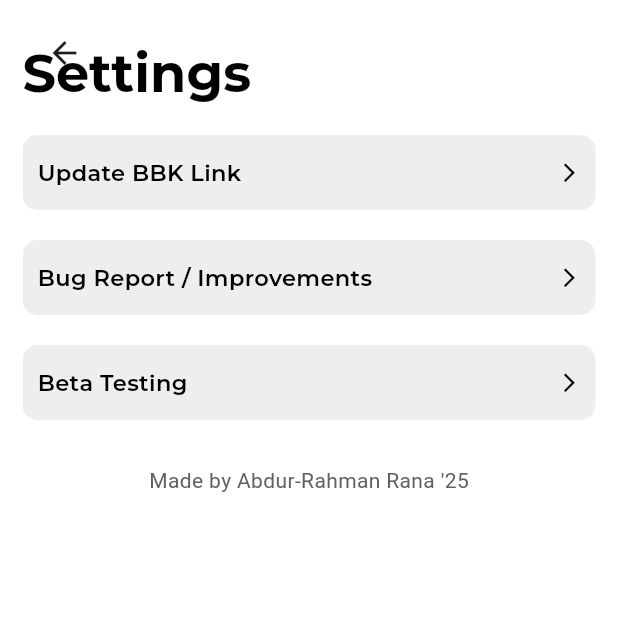
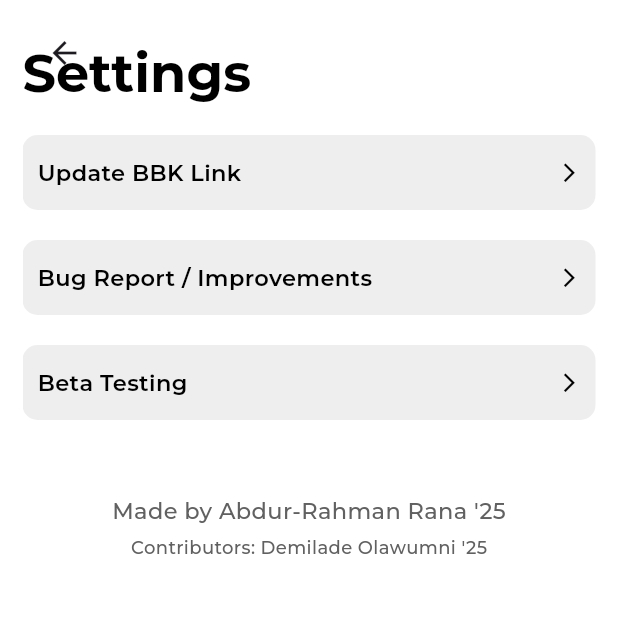
Before and after one commit to arrana16/connect-ed, a Flutter app: the SettingScreen screen opened directly, on a phone screen of 412 x 824 dp, the top half of it. Run offline on Flutter 3.47's test engine with Material 3 defaults, Android fonts, the phone set to English and light mode, and no system bars; our stand-ins replace custom_navigation_bar, shared_preferences, timezone, webview_flutter; missing offline and left inert: icalendar_parser; accounts and stored records are empty; project files that could hold a hidden picture were left out.

Commit message:
Added Dem to credits

```diff
--- a/lib/main.dart
+++ b/lib/main.dart
@@ -16,11 +16,10 @@ void main() async {
   String? appearanceSetting = prefs.getString('AppearanceSetting');
   appearanceSetting = appearanceSetting ?? "system";
   tz.initializeTimeZones();
-  SystemChrome.setPreferredOrientations([
-    DeviceOrientation.portraitUp
-  ]).then((value) => runApp(
-      // MaterialApp(home: setup == "complete" ? const ACapp() : const WelcomeScreen())));
-      MaterialApp(home: WelcomeScreen())));
+  SystemChrome.setPreferredOrientations([DeviceOrientation.portraitUp]).then(
+      (value) => runApp(MaterialApp(
+          home: setup == "complete" ? const ACapp() : const WelcomeScreen())));
+  // MaterialApp(home: WelcomeScreen())));
 }
 
 class ACapp extends StatefulWidget {
--- a/lib/screens/main/settings/SettingScreen.dart
+++ b/lib/screens/main/settings/SettingScreen.dart
@@ -169,11 +169,26 @@ class _SettingScreenState extends State<SettingScreen> {
                     )),
               ),
             ),
-            const SliverPadding(padding: EdgeInsets.only(top: 30)),
+            const SliverPadding(padding: EdgeInsets.only(top: 50)),
             SliverToBoxAdapter(
               child: Center(
-                child: Text("Made by Abdur-Rahman Rana '25",
-                    style: TextStyle(color: secondaryTextColor)),
+                child: Column(
+                  children: [
+                    Text("Made by Abdur-Rahman Rana '25",
+                        style: TextStyle(
+                            color: secondaryTextColor,
+                            fontFamily: "Montserrat",
+                            fontWeight: FontWeight.w500,
+                            fontSize: 15)),
+                    SizedBox(height: 5),
+                    Text("Contributors: Demilade Olawumni '25",
+                        style: TextStyle(
+                            color: secondaryTextColor,
+                            fontFamily: "Montserrat",
+                            fontSize: 12,
+                            fontWeight: FontWeight.w400)),
+                  ],
+                ),
               ),
             ),
           ],
```
